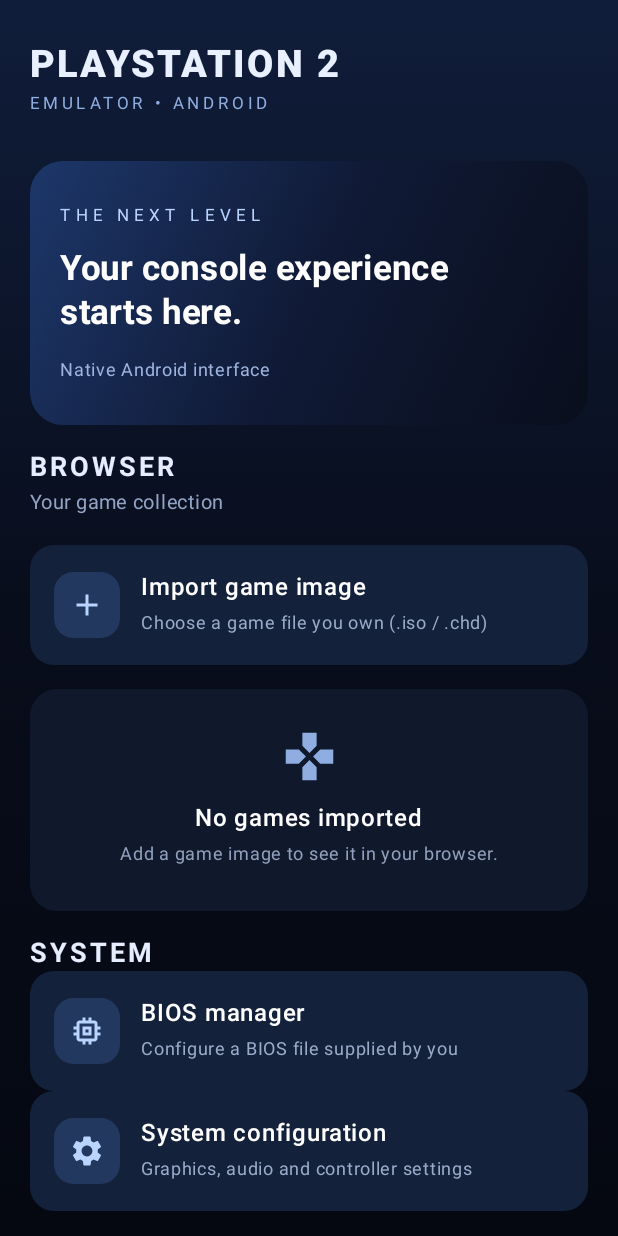
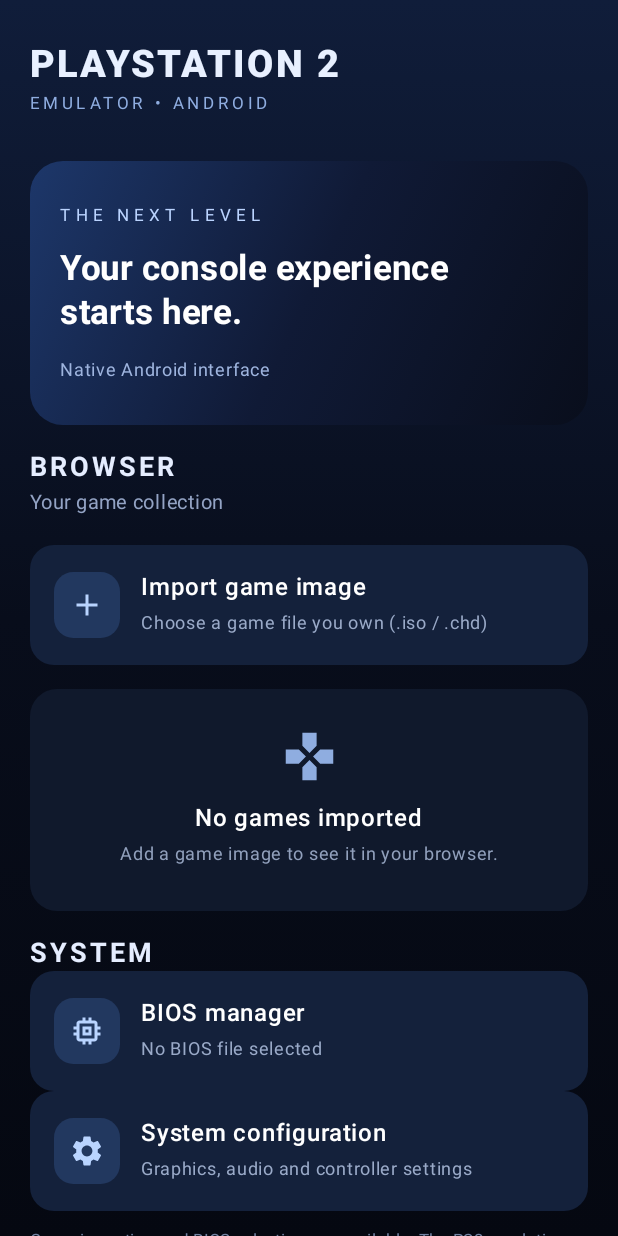
Before and after one commit to mousslmal5-devaloper/PS2-Emulator, an Android app built with Jetpack Compose: the screen it shows after launch (MainActivity), on a phone screen of 412 x 824 dp. Run offline under Robolectric (Android 15) with nearby library versions, the phone set to English and light mode, and no system bars.

Commit message:
Persist game library and add BIOS file selection

```diff
--- a/app/src/main/java/com/mind/ps2emulator/MainActivity.kt
+++ b/app/src/main/java/com/mind/ps2emulator/MainActivity.kt
@@ -1,7 +1,10 @@
 package com.mind.ps2emulator
 
+import android.content.Intent
+import android.database.Cursor
 import android.net.Uri
 import android.os.Bundle
+import android.provider.OpenableColumns
 import androidx.activity.ComponentActivity
 import androidx.activity.compose.rememberLauncherForActivityResult
 import androidx.activity.compose.setContent
@@ -34,7 +37,10 @@ import androidx.compose.material3.Surface
 import androidx.compose.material3.Text
 import androidx.compose.runtime.Composable
 import androidx.compose.runtime.mutableStateListOf
+import androidx.compose.runtime.mutableStateOf
 import androidx.compose.runtime.remember
+import androidx.compose.runtime.setValue
+import androidx.compose.runtime.getValue
 import androidx.compose.ui.Alignment
 import androidx.compose.ui.Modifier
 import androidx.compose.ui.graphics.Brush
@@ -43,127 +49,166 @@ import androidx.compose.ui.text.font.FontWeight
 import androidx.compose.ui.unit.dp
 import androidx.compose.ui.unit.sp
 
+private const val PREFS_NAME = "ps2_emulator_library"
+private const val GAMES_KEY = "game_uris"
+private const val BIOS_KEY = "bios_uri"
+
 class MainActivity : ComponentActivity() {
     override fun onCreate(savedInstanceState: Bundle?) {
         super.onCreate(savedInstanceState)
         setContent {
             EmulatorHome(
-                onImportSelected = { uri ->
-                    contentResolver.takePersistableUriPermission(
-                        uri,
-                        android.content.Intent.FLAG_GRANT_READ_URI_PERMISSION
-                    )
-                }
+                initialGames = loadSavedGames(),
+                initialBiosName = loadBiosName(),
+                onImportGame = ::saveGame,
+                onImportBios = ::saveBios
             )
         }
+    }
+
+    private fun displayName(uri: Uri): String {
+        var cursor: Cursor? = null
+        return try {
+            cursor = contentResolver.query(uri, arrayOf(OpenableColumns.DISPLAY_NAME), null, null, null)
+            if (cursor != null && cursor.moveToFirst()) {
+                val index = cursor.getColumnIndex(OpenableColumns.DISPLAY_NAME)
+                if (index >= 0) cursor.getString(index) else null
+            } else null
+        } catch (_: Exception) {
+            null
+        } finally {
+            cursor?.close()
+        } ?: uri.lastPathSegment?.substringAfterLast('/') ?: "Selected file"
+    }
+
+    private fun keepReadAccess(uri: Uri) {
+        contentResolver.takePersistableUriPermission(uri, Intent.FLAG_GRANT_READ_URI_PERMISSION)
+    }
+
+    private fun loadSavedGames(): List<String> {
+        val prefs = getSharedPreferences(PREFS_NAME, MODE_PRIVATE)
+        return prefs.getStringSet(GAMES_KEY, emptySet()).orEmpty().mapNotNull { raw ->
+            runCatching { displayName(Uri.parse(raw)) }.getOrNull()
+        }.distinct()
+    }
+
+    private fun saveGame(uri: Uri): String? {
+        val name = displayName(uri)
+        if (!name.substringAfterLast('.', "").equals("iso", true) &&
+            !name.substringAfterLast('.', "").equals("chd", true)
+        ) return null
+        return try {
+            keepReadAccess(uri)
+            val prefs = getSharedPreferences(PREFS_NAME, MODE_PRIVATE)
+            val saved = prefs.getStringSet(GAMES_KEY, emptySet()).orEmpty().toMutableSet()
+            saved.add(uri.toString())
+            prefs.edit().putStringSet(GAMES_KEY, saved).apply()
+            name
+        } catch (_: SecurityException) {
+            null
+        }
+    }
+
+    private fun saveBios(uri: Uri): String? {
+        val name = displayName(uri)
+        val extension = name.substringAfterLast('.', "").lowercase()
+        if (extension !in setOf("bin", "rom", "bios")) return null
+        return try {
+            keepReadAccess(uri)
+            getSharedPreferences(PREFS_NAME, MODE_PRIVATE).edit()
+                .putString(BIOS_KEY, uri.toString()).apply()
+            name
+        } catch (_: SecurityException) {
+            null
+        }
+    }
+
+    private fun loadBiosName(): String? {
+        val raw = getSharedPreferences(PREFS_NAME, MODE_PRIVATE).getString(BIOS_KEY, null) ?: return null
+        return runCatching { displayName(Uri.parse(raw)) }.getOrNull()
     }
 }
 
 @Composable
-private fun EmulatorHome(onImportSelected: (Uri) -> Unit) {
-    val importedGames = remember { mutableStateListOf<String>() }
-    val importLauncher = rememberLauncherForActivityResult(
-        contract = ActivityResultContracts.OpenDocument()
-    ) { uri ->
+private fun EmulatorHome(
+    initialGames: List<String>,
+    initialBiosName: String?,
+    onImportGame: (Uri) -> String?,
+    onImportBios: (Uri) -> String?
+) {
+    val importedGames = remember { mutableStateListOf<String>().apply { addAll(initialGames) } }
+    var biosName by remember { mutableStateOf(initialBiosName) }
+    var message by remember { mutableStateOf<String?>(null) }
+
+    val gameLauncher = rememberLauncherForActivityResult(ActivityResultContracts.OpenDocument()) { uri ->
         if (uri != null) {
-            runCatching { onImportSelected(uri) }
-            val name = uri.lastPathSegment?.substringAfterLast('/') ?: "Selected game file"
-            if (name !in importedGames) importedGames.add(name)
+            val name = onImportGame(uri)
+            if (name != null) {
+                if (name !in importedGames) importedGames.add(name)
+                message = "Game added to your library"
+            } else {
+                message = "Choose a supported .iso or .chd game image"
+            }
+        }
+    }
+    val biosLauncher = rememberLauncherForActivityResult(ActivityResultContracts.OpenDocument()) { uri ->
+        if (uri != null) {
+            biosName = onImportBios(uri)
+            message = if (biosName != null) "BIOS file saved" else "Choose a BIOS file (.bin, .rom or .bios)"
         }
     }
 
     MaterialTheme {
-        Surface(
-            modifier = Modifier.fillMaxSize(),
-            color = Color(0xFF070B16)
-        ) {
+        Surface(modifier = Modifier.fillMaxSize(), color = Color(0xFF070B16)) {
             LazyColumn(
-                modifier = Modifier
-                    .fillMaxSize()
-                    .background(
-                        Brush.verticalGradient(
-                            listOf(Color(0xFF101D3A), Color(0xFF080D1B), Color(0xFF050811))
-                        )
-                    )
-                    .padding(horizontal = 20.dp),
+                modifier = Modifier.fillMaxSize().background(
+                    Brush.verticalGradient(listOf(Color(0xFF101D3A), Color(0xFF080D1B), Color(0xFF050811)))
+                ).padding(horizontal = 20.dp),
                 verticalArrangement = Arrangement.spacedBy(16.dp)
             ) {
                 item {
                     Spacer(Modifier.height(28.dp))
-                    Text(
-                        text = "PLAYSTATION 2",
-                        color = Color(0xFFE8F0FF),
-                        fontSize = 25.sp,
-                        fontWeight = FontWeight.Black,
-                        letterSpacing = 2.sp
-                    )
-                    Text(
-                        text = "EMULATOR • ANDROID",
-                        color = Color(0xFF8FADE0),
-                        fontSize = 11.sp,
-                        letterSpacing = 3.sp
-                    )
+                    Text("PLAYSTATION 2", color = Color(0xFFE8F0FF), fontSize = 25.sp,
+                        fontWeight = FontWeight.Black, letterSpacing = 2.sp)
+                    Text("EMULATOR • ANDROID", color = Color(0xFF8FADE0), fontSize = 11.sp, letterSpacing = 3.sp)
                     Spacer(Modifier.height(26.dp))
                     BootPanel()
-                }
-                item {
-                    Text(
-                        text = "BROWSER",
-                        color = Color(0xFFE5EDFF),
-                        fontSize = 18.sp,
-                        fontWeight = FontWeight.Bold,
-                        letterSpacing = 2.sp
-                    )
-                    Text(
-                        text = "Your game collection",
-                        color = Color(0xFF93A3C4),
-                        fontSize = 13.sp
-                    )
-                }
-                item {
-                    ActionCard(
-                        title = "Import game image",
-                        subtitle = "Choose a game file you own (.iso / .chd)",
-                        icon = { Icon(Icons.Default.Add, contentDescription = null, tint = Color(0xFFB9D4FF)) },
-                        onClick = { importLauncher.launch(arrayOf("*/*")) }
-                    )
-                }
-                if (importedGames.isEmpty()) {
-                    item {
-                        EmptyLibrary()
-                    }
-                } else {
-                    items(importedGames.size) { index ->
-                        GameRow(importedGames[index])
+                    if (message != null) {
+                        Text(message!!, color = Color(0xFFB9D4FF), fontSize = 12.sp,
+                            modifier = Modifier.padding(top = 10.dp))
                     }
                 }
                 item {
-                    Text(
-                        text = "SYSTEM",
-                        color = Color(0xFFE5EDFF),
-                        fontSize = 18.sp,
-                        fontWeight = FontWeight.Bold,
-                        letterSpacing = 2.sp
-                    )
-                    ActionCard(
-                        title = "BIOS manager",
-                        subtitle = "Configure a BIOS file supplied by you",
-                        icon = { Icon(Icons.Default.Memory, contentDescription = null, tint = Color(0xFFB9D4FF)) },
-                        onClick = { }
-                    )
-                    ActionCard(
-                        title = "System configuration",
-                        subtitle = "Graphics, audio and controller settings",
-                        icon = { Icon(Icons.Default.Settings, contentDescription = null, tint = Color(0xFFB9D4FF)) },
-                        onClick = { }
-                    )
-                    Spacer(Modifier.height(24.dp))
-                    Text(
-                        text = "Emulation engine integration is not yet enabled.",
-                        color = Color(0xFF7384A5),
-                        fontSize = 11.sp,
-                        modifier = Modifier.padding(bottom = 24.dp)
-                    )
+                    Text("BROWSER", color = Color(0xFFE5EDFF), fontSize = 18.sp,
+                        fontWeight = FontWeight.Bold, letterSpacing = 2.sp)
+                    Text("Your game collection", color = Color(0xFF93A3C4), fontSize = 13.sp)
+                }
+                item {
+                    ActionCard("Import game image", "Choose a game file you own (.iso / .chd)",
+                        { Icon(Icons.Default.Add, contentDescription = null, tint = Color(0xFFB9D4FF)) }) {
+                        gameLauncher.launch(arrayOf("*/*"))
+                    }
+                }
+                if (importedGames.isEmpty()) {
+                    item { EmptyLibrary() }
+                } else {
+                    items(importedGames) { name -> GameRow(name) }
+                }
+                item {
+                    Text("SYSTEM", color = Color(0xFFE5EDFF), fontSize = 18.sp,
+                        fontWeight = FontWeight.Bold, letterSpacing = 2.sp)
+                    ActionCard("BIOS manager", biosName ?: "No BIOS file selected",
+                        { Icon(Icons.Default.Memory, contentDescription = null, tint = Color(0xFFB9D4FF)) }) {
+                        biosLauncher.launch(arrayOf("*/*"))
+                    }
+                    ActionCard("System configuration", "Graphics, audio and controller settings",
+                        { Icon(Icons.Default.Settings, contentDescription = null, tint = Color(0xFFB9D4FF)) }) {
+                        message = "Advanced settings will be enabled with the emulation engine."
+                    }
+                    Spacer(Modifier.height(8.dp))
+                    Text("Game importing and BIOS selection are available. The PS2 emulation engine is not integrated yet.",
+                        color = Color(0xFF7384A5), fontSize = 11.sp,
+                        modifier = Modifier.padding(bottom = 24.dp))
                 }
             }
         }
@@ -173,68 +218,32 @@ private fun EmulatorHome(onImportSelected: (Uri) -> Unit) {
 @Composable
 private fun BootPanel() {
     Box(
-        modifier = Modifier
-            .fillMaxWidth()
-            .height(176.dp)
-            .background(
-                Brush.linearGradient(
-                    listOf(Color(0xFF1D376A), Color(0xFF101A36), Color(0xFF090E1C))
-                ),
-                RoundedCornerShape(22.dp)
-            )
-            .padding(20.dp),
+        modifier = Modifier.fillMaxWidth().height(176.dp).background(
+            Brush.linearGradient(listOf(Color(0xFF1D376A), Color(0xFF101A36), Color(0xFF090E1C))),
+            RoundedCornerShape(22.dp)
+        ).padding(20.dp),
         contentAlignment = Alignment.CenterStart
     ) {
         Column {
-            Text(
-                text = "THE NEXT LEVEL",
-                color = Color(0xFFBBD4FF),
-                fontSize = 11.sp,
-                letterSpacing = 4.sp
-            )
+            Text("THE NEXT LEVEL", color = Color(0xFFBBD4FF), fontSize = 11.sp, letterSpacing = 4.sp)
             Spacer(Modifier.height(8.dp))
-            Text(
-                text = "Your console experience\nstarts here.",
-                color = Color.White,
-                fontSize = 23.sp,
-                fontWeight = FontWeight.Bold,
-                lineHeight = 29.sp
-            )
+            Text("Your console experience\nstarts here.", color = Color.White, fontSize = 23.sp,
+                fontWeight = FontWeight.Bold, lineHeight = 29.sp)
             Spacer(Modifier.height(12.dp))
-            Text(
-                text = "Native Android interface",
-                color = Color(0xFF9EB4DE),
-                fontSize = 12.sp
-            )
+            Text("Native Android interface", color = Color(0xFF9EB4DE), fontSize = 12.sp)
         }
     }
 }
 
 @Composable
-private fun ActionCard(
-    title: String,
-    subtitle: String,
-    icon: @Composable () -> Unit,
-    onClick: () -> Unit
-) {
-    Card(
-        modifier = Modifier
-            .fillMaxWidth()
-            .clickable(onClick = onClick),
+private fun ActionCard(title: String, subtitle: String, icon: @Composable () -> Unit, onClick: () -> Unit) {
+    Card(modifier = Modifier.fillMaxWidth().clickable(onClick = onClick),
         shape = RoundedCornerShape(16.dp),
-        colors = CardDefaults.cardColors(containerColor = Color(0xFF14213B))
-    ) {
-        Row(
-            modifier = Modifier.padding(16.dp),
-            verticalAlignment = Alignment.CenterVertically,
-            horizontalArrangement = Arrangement.spacedBy(14.dp)
-        ) {
-            Box(
-                modifier = Modifier
-                    .size(44.dp)
-                    .background(Color(0xFF22385F), RoundedCornerShape(13.dp)),
-                contentAlignment = Alignment.Center
-            ) { icon() }
+        colors = CardDefaults.cardColors(containerColor = Color(0xFF14213B))) {
+        Row(modifier = Modifier.padding(16.dp), verticalAlignment = Alignment.CenterVertically,
+            horizontalArrangement = Arrangement.spacedBy(14.dp)) {
+            Box(modifier = Modifier.size(44.dp).background(Color(0xFF22385F), RoundedCornerShape(13.dp)),
+                contentAlignment = Alignment.Center) { icon() }
             Column(modifier = Modifier.weight(1f)) {
                 Text(title, color = Color.White, fontWeight = FontWeight.SemiBold)
                 Text(subtitle, color = Color(0xFF9AAAC8), fontSize = 12.sp)
@@ -245,13 +254,8 @@ private fun ActionCard(
 
 @Composable
 private fun EmptyLibrary() {
-    Column(
-        modifier = Modifier
-            .fillMaxWidth()
-            .background(Color(0xFF10192C), RoundedCornerShape(18.dp))
-            .padding(26.dp),
-        horizontalAlignment = Alignment.CenterHorizontally
-    ) {
+    Column(modifier = Modifier.fillMaxWidth().background(Color(0xFF10192C), RoundedCornerShape(18.dp))
+        .padding(26.dp), horizontalAlignment = Alignment.CenterHorizontally) {
         Icon(Icons.Default.Gamepad, contentDescription = null, tint = Color(0xFF8FADE0), modifier = Modifier.size(38.dp))
         Spacer(Modifier.height(10.dp))
         Text("No games imported", color = Color.White, fontWeight = FontWeight.SemiBold)
@@ -261,13 +265,8 @@ private fun EmptyLibrary() {
 
 @Composable
 private fun GameRow(name: String) {
-    Row(
-        modifier = Modifier
-            .fillMaxWidth()
-            .background(Color(0xFF14213B), RoundedCornerShape(14.dp))
-            .padding(15.dp),
-        verticalAlignment = Alignment.CenterVertically
-    ) {
+    Row(modifier = Modifier.fillMaxWidth().background(Color(0xFF14213B), RoundedCornerShape(14.dp))
+        .padding(15.dp), verticalAlignment = Alignment.CenterVertically) {
         Icon(Icons.Default.Gamepad, contentDescription = null, tint = Color(0xFFB9D4FF))
         Text(name, color = Color.White, modifier = Modifier.padding(start = 12.dp), fontSize = 13.sp)
     }
```
